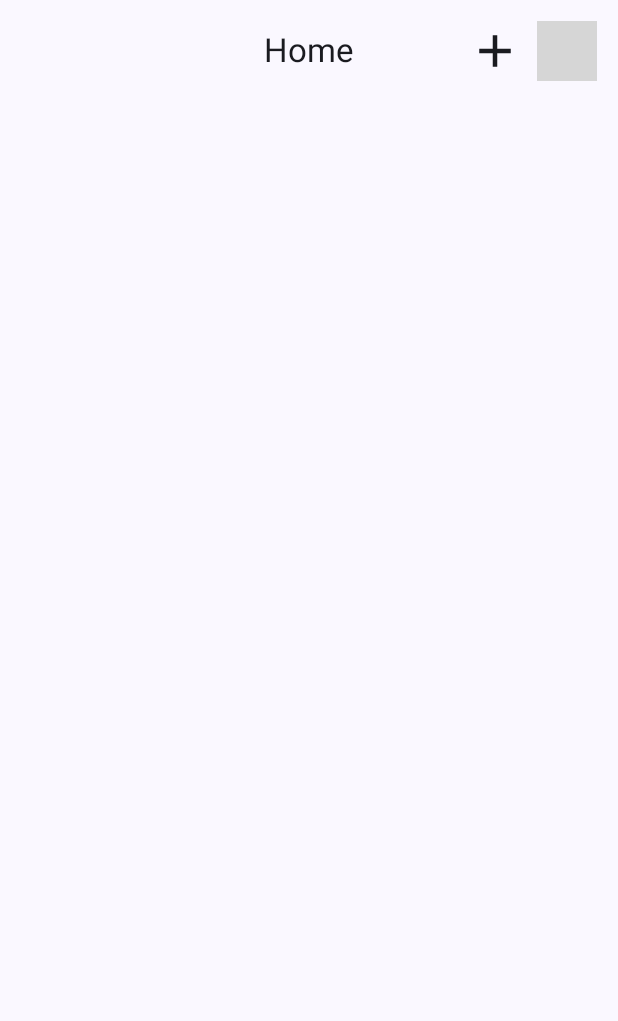
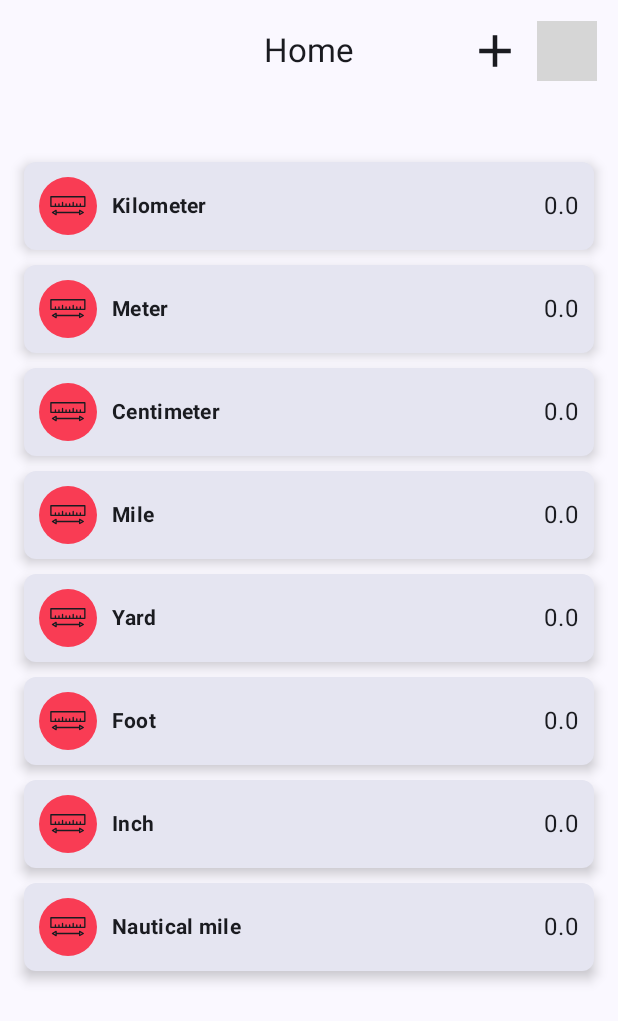
Before and after one commit to fernando-rauber/MeasureMe, an Android app built with Jetpack Compose: the screen it shows after launch (MainActivity), on a phone screen of 412 x 824 dp. Shown: the top 1021 px of the screen. Run offline under Robolectric (Android 15) with nearby library versions, the phone set to English and light mode, and no system bars; our stand-ins replace Room's generated code; grey boxes are pictures that could not be loaded.

Commit message:
Unit Card

```diff
--- a/app/src/main/java/uk/fernando/measure/activity/MainActivity.kt
+++ b/app/src/main/java/uk/fernando/measure/activity/MainActivity.kt
@@ -36,7 +36,7 @@ class MainActivity : ComponentActivity() {
                     Box(modifier = Modifier.padding(padding)) {
                         NavHost(
                             navController = controller,
-                            startDestination = Directions.home.name
+                            startDestination = Directions.splash.name
                         ) {
                             buildGraph(controller)
                         }
--- a/app/src/main/java/uk/fernando/measure/component/unit/UnitCard.kt
+++ b/app/src/main/java/uk/fernando/measure/component/unit/UnitCard.kt
@@ -1,26 +1,44 @@
 package uk.fernando.measure.component.unit
 
-import androidx.compose.foundation.layout.Column
-import androidx.compose.foundation.layout.Row
-import androidx.compose.foundation.layout.fillMaxWidth
-import androidx.compose.foundation.layout.padding
-import androidx.compose.material3.Icon
-import androidx.compose.material3.MaterialTheme
-import androidx.compose.material3.Surface
-import androidx.compose.material3.Text
-import androidx.compose.runtime.Composable
+import android.util.Log
+import androidx.compose.foundation.background
+import androidx.compose.foundation.border
+import androidx.compose.foundation.layout.*
+import androidx.compose.foundation.shape.CircleShape
+import androidx.compose.foundation.text.BasicTextField
+import androidx.compose.foundation.text.KeyboardActions
+import androidx.compose.foundation.text.KeyboardOptions
+import androidx.compose.material3.*
+import androidx.compose.runtime.*
+import androidx.compose.ui.Alignment
+import androidx.compose.ui.ExperimentalComposeUiApi
 import androidx.compose.ui.Modifier
+import androidx.compose.ui.focus.FocusRequester
+import androidx.compose.ui.focus.focusRequester
+import androidx.compose.ui.focus.onFocusChanged
+import androidx.compose.ui.focus.onFocusEvent
+import androidx.compose.ui.graphics.SolidColor
+import androidx.compose.ui.platform.LocalSoftwareKeyboardController
 import androidx.compose.ui.res.painterResource
-import androidx.compose.ui.res.stringResource
+import androidx.compose.ui.text.TextStyle
+import androidx.compose.ui.text.font.FontWeight
+import androidx.compose.ui.text.input.ImeAction
+import androidx.compose.ui.text.input.KeyboardType
+import androidx.compose.ui.text.style.TextAlign
 import androidx.compose.ui.unit.dp
 import androidx.compose.ui.unit.sp
 import uk.fernando.measure.R
-import uk.fernando.measure.model.MeasureUnitModel
+import uk.fernando.measure.component.MyAnimation
+import uk.fernando.measure.database.entity.LengthUnitEntity
+import uk.fernando.measure.ext.noRippleClickable
+import uk.fernando.measure.theme.red
 
 @Composable
-fun UnitCard(modifier: Modifier, unit: MeasureUnitModel) {
+fun UnitCard(unit: LengthUnitEntity, onDone: (Double) -> Unit) {
+    var canEdit by remember { mutableStateOf(false) }
+
     Surface(
-        modifier = modifier
+        modifier = Modifier
             .padding(top = 10.dp)
             .fillMaxWidth(),
         shadowElevation = 5.dp,
@@ -28,14 +46,96 @@ fun UnitCard(modifier: Modifier, unit: MeasureUnitModel) {
         shape = MaterialTheme.shapes.small
     ) {
 
-        Row(Modifier.padding(15.dp)) {
+        Row(Modifier.padding(10.dp),
+        verticalAlignment = Alignment.CenterVertically) {
 
-            Icon(painterResource(id = R.drawable.ic_settings), contentDescription = null )
+            Icon(
+                modifier = Modifier.background(red, CircleShape).padding(7.dp),
+                painter = painterResource(id = R.drawable.ic_ruler),
+                contentDescription = null)
+
+
             Text(
-                modifier = Modifier.padding(horizontal = 10.dp).weight(1f),
+                modifier = Modifier
+                    .padding(horizontal = 10.dp)
+                    .weight(0.5f),
                 text = unit.name,
-                style = MaterialTheme.typography.bodyMedium
+                style = MaterialTheme.typography.bodyMedium,
+                fontWeight = FontWeight.Bold
             )
+
+            MyAnimation(!canEdit) {
+                Text(
+                    modifier = Modifier.noRippleClickable { canEdit = true },
+                    text = "${unit.amount}"
+                )
+            }
+
+            MyAnimation(canEdit) {
+                MyTextField(
+                    value = unit.amount.toString(),
+                    onDone = {
+                        onDone(it)
+                        canEdit = false
+                    },
+                    lostFocus = { canEdit = false }
+                )
+            }
         }
     }
 }
+
+@OptIn(ExperimentalComposeUiApi::class)
+@Composable
+private fun MyTextField(
+    modifier: Modifier = Modifier,
+    value: String = "",
+    onDone: (Double) -> Unit,
+    lostFocus: () -> Unit
+) {
+    var textField by remember { mutableStateOf(value) }
+    val keyboardController = LocalSoftwareKeyboardController.current
+    val focusRequester = remember { FocusRequester() }
+    var isFocusActive = false
+
+    LaunchedEffect(Unit) {
+        focusRequester.requestFocus()
+    }
+
+    BasicTextField(modifier = modifier
+        .focusRequester(focusRequester)
+        .onFocusEvent {
+            if (it.isFocused)
+                isFocusActive = true
+            else if (isFocusActive && !it.isFocused)
+                lostFocus()
+        },
+        value = textField,
+        onValueChange = { textField = it },
+        keyboardOptions = KeyboardOptions(
+            keyboardType = KeyboardType.Decimal,
+            imeAction = ImeAction.Done
+        ),
+        keyboardActions = KeyboardActions(
+            onDone = {
+                if (textField.isNotEmpty()) {
+                    onDone(textField.toDouble())
+                    keyboardController?.hide()
+                }
+            }
+        ),
+        cursorBrush = SolidColor(MaterialTheme.colorScheme.primary),
+        textStyle = TextStyle.Default.copy(
+            color = MaterialTheme.colorScheme.onSurface,
+            fontSize = 18.sp,
+            textAlign = TextAlign.End
+        ),
+        decorationBox = { innerTextField ->
+            Row(verticalAlignment = Alignment.CenterVertically) {
+                Box(Modifier.padding(10.dp)) {
+                    innerTextField()
+                }
+            }
+        }
+    )
+}
--- a/app/src/main/java/uk/fernando/measure/database/dao/UnitDao.kt
+++ b/app/src/main/java/uk/fernando/measure/database/dao/UnitDao.kt
@@ -1,9 +1,6 @@
 package uk.fernando.measure.database.dao
 
-import androidx.room.Dao
-import androidx.room.OnConflictStrategy
-import androidx.room.Query
-import androidx.room.Update
+import androidx.room.*
 import kotlinx.coroutines.flow.Flow
 import uk.fernando.measure.database.entity.LengthUnitEntity
 
@@ -11,12 +8,12 @@ import uk.fernando.measure.database.entity.LengthUnitEntity
 interface UnitDao {
 
     @Query("SELECT * FROM ${LengthUnitEntity.NAME} ")
-    fun getUnitList(playerID: Long): Flow<List<LengthUnitEntity>>
+    fun getUnitList(): Flow<List<LengthUnitEntity>>
 
     @Update(onConflict = OnConflictStrategy.REPLACE)
     fun updateAll(list: List<LengthUnitEntity>)
 
-    @Update(onConflict = OnConflictStrategy.REPLACE)
+    @Insert(onConflict = OnConflictStrategy.REPLACE)
     fun insertAll(list: List<LengthUnitEntity>)
 
 }
--- a/app/src/main/java/uk/fernando/measure/database/entity/LengthUnitEntity.kt
+++ b/app/src/main/java/uk/fernando/measure/database/entity/LengthUnitEntity.kt
@@ -1,10 +1,12 @@
 package uk.fernando.measure.database.entity
 
 import androidx.room.Entity
+import androidx.room.PrimaryKey
 import java.io.Serializable
 
 @Entity(tableName = LengthUnitEntity.NAME)
 data class LengthUnitEntity(
+    @PrimaryKey
     val id: Int = 0,
     val name: String = "",
     val multiple: Double = 0.0,
--- a/app/src/main/java/uk/fernando/measure/di/KoinModule.kt
+++ b/app/src/main/java/uk/fernando/measure/di/KoinModule.kt
@@ -12,6 +12,7 @@ import uk.fernando.measure.database.MyDatabase
 import uk.fernando.measure.datastore.PrefsStore
 import uk.fernando.measure.datastore.PrefsStoreImpl
 import uk.fernando.measure.repository.FirstTimeRepository
+import uk.fernando.measure.repository.UnitRepository
 import uk.fernando.measure.viewmodel.HomeViewModel
 import uk.fernando.measure.viewmodel.SplashViewModel
 
@@ -46,12 +47,13 @@ object KoinModule {
     private val repositoryModule: Module
         get() = module {
             factory { FirstTimeRepository(get()) }
+            factory { UnitRepository(get()) }
         }
 
     private val viewModelModule: Module
         get() = module {
 
-            viewModel { HomeViewModel() }
+            viewModel { HomeViewModel(get()) }
             viewModel { SplashViewModel(get(), get()) }
         }
 
--- a/app/src/main/java/uk/fernando/measure/model/MeasureUnitModel.kt
+++ /dev/null
@@ -1,9 +0,0 @@
-package uk.fernando.measure.model
-
-data class MeasureUnitModel(
-    val name: String = "",
-    val abbreviation : String = "",
-    val multiple: Double = 0.0,
-    val position: Int = 1,
-    var amount: Double = 0.0
-)
--- a/app/src/main/java/uk/fernando/measure/page/HomePage.kt
+++ b/app/src/main/java/uk/fernando/measure/page/HomePage.kt
@@ -15,6 +15,7 @@ import androidx.navigation.NavController
 import org.koin.androidx.compose.getViewModel
 import uk.fernando.measure.R
 import uk.fernando.measure.component.NavigationBarTop
+import uk.fernando.measure.component.unit.UnitCard
 import uk.fernando.measure.ext.safeNav
 import uk.fernando.measure.navigation.Directions
 import uk.fernando.measure.viewmodel.HomeViewModel
@@ -63,13 +64,18 @@ private fun NavigationBar(navController: NavController) {
 
 @Composable
 private fun MeasureList(modifier: Modifier, viewModel: HomeViewModel) {
-    LazyColumn(
-        contentPadding = PaddingValues(start = 16.dp, end = 16.dp, bottom = 32.dp),
-        modifier = modifier
-    ) {
+    if (viewModel.lengthUnit.value.isNotEmpty()) {
+        LazyColumn(
+            contentPadding = PaddingValues(start = 16.dp, end = 16.dp, bottom = 32.dp),
+            modifier = modifier
+        ) {
 
-        items(viewModel.measures.value) { measure ->
-
+            items(viewModel.lengthUnit.value) { unit ->
+                UnitCard(unit = unit) { newAmount ->
+                    unit.amount = newAmount
+                    viewModel.updateUnit(unit)
+                }
+            }
         }
     }
 }
--- /dev/null
+++ b/app/src/main/java/uk/fernando/measure/repository/UnitRepository.kt
@@ -0,0 +1,19 @@
+package uk.fernando.measure.repository
+
+import kotlinx.coroutines.Dispatchers
+import kotlinx.coroutines.withContext
+import uk.fernando.measure.database.dao.UnitDao
+import uk.fernando.measure.database.entity.LengthUnitEntity
+
+class UnitRepository(private val dao: UnitDao) {
+
+    suspend fun getUnitList() = withContext(Dispatchers.IO) {
+        dao.getUnitList()
+    }
+
+    suspend fun updateAll(list: List<LengthUnitEntity>) {
+        withContext(Dispatchers.IO) {
+            dao.updateAll(list)
+        }
+    }
+}
--- a/app/src/main/java/uk/fernando/measure/viewmodel/HomeViewModel.kt
+++ b/app/src/main/java/uk/fernando/measure/viewmodel/HomeViewModel.kt
@@ -1,47 +1,48 @@
 package uk.fernando.measure.viewmodel
 
 import androidx.compose.runtime.mutableStateOf
-import uk.fernando.measure.model.MeasureUnitModel
+import uk.fernando.measure.database.entity.LengthUnitEntity
+import uk.fernando.measure.repository.UnitRepository
+import java.math.RoundingMode
+import java.text.DecimalFormat
 
 
-class HomeViewModel : BaseViewModel() {
+class HomeViewModel(private val rep: UnitRepository) : BaseViewModel() {
 
-    val measures = mutableStateOf(emptyList<MeasureUnitModel>())
-
+    val lengthUnit = mutableStateOf(emptyList<LengthUnitEntity>())
 
     init {
-        val list = mutableListOf<MeasureUnitModel>()
-
-        list.add(MeasureUnitModel("Kilometer", "km", 1.0, 1, 1.0))
-        list.add(MeasureUnitModel("Meter", "m", 1000.0, 2))
-        list.add(MeasureUnitModel("Centimeter", "", 100000.0, 3))
-        list.add(MeasureUnitModel("Millimeter", "", 10.0, 4))
-        list.add(MeasureUnitModel("Micrometer", "", 10.0, 5))
-        list.add(MeasureUnitModel("Nanometer", "", 10.0, 6))
-        list.add(MeasureUnitModel("Mile", "", 1.609, 7))
-        list.add(MeasureUnitModel("Yard", "", 1094.0, 8))
-        list.add(MeasureUnitModel("Foot", "", 3281.0, 9))
-        list.add(MeasureUnitModel("Inch", "", 39370.0, 10))
-        list.add(MeasureUnitModel("Nautical mile", "", 1.852, 11))
-
-        measures.value = list
-
+        launchDefault {
+            rep.getUnitList().collect() { unitList ->
+                lengthUnit.value = unitList
+            }
+        }
     }
 
 
-    fun updateUnit(unit: MeasureUnitModel) {
-        measures.value.find { it.name == unit.name }?.apply {
-            this.amount = unit.amount
-        }
-
+    fun updateUnit(unit: LengthUnitEntity) {
         val km = unit.amount / unit.multiple
         updateAmount(km)
     }
 
     private fun updateAmount(baseUnit: Double) {
+        launchIO {
+            val backupList = lengthUnit.value
 
-        measures.value.forEach { unit ->
-            unit.amount = unit.multiple * baseUnit
+            backupList.forEach { unit ->
+                unit.amount = roundOffDecimal(unit.multiple * baseUnit)
+            }
+
+            rep.updateAll(backupList)
+
+            lengthUnit.value = emptyList()
+            lengthUnit.value = backupList
         }
     }
+
+    private fun roundOffDecimal(number: Double): Double {
+        val df = DecimalFormat("#.###")
+        df.roundingMode = RoundingMode.CEILING
+        return df.format(number).toDouble()
+    }
 }
--- /dev/null
+++ b/app/src/main/res/drawable/ic_ruler.xml
@@ -0,0 +1,7 @@
+<vector android:height="24dp" android:viewportHeight="579.19"
+    android:viewportWidth="579" android:width="24dp" xmlns:android="http://schemas.android.com/apk/res/android">
+    <path android:fillColor="#000000" android:fillType="nonZero"
+        android:pathData="M571.2,294.79L571.2,140.93C571.2,135.01 566.4,130.21 560.48,130.21L14.5,130.21C8.59,130.21 3.78,135.01 3.78,140.93L3.78,294.79C3.78,300.71 8.59,305.52 14.5,305.52L560.48,305.52C566.4,305.52 571.2,300.71 571.2,294.79ZM498.83,284.07L498.83,257.59C498.83,251.67 494.02,246.87 488.11,246.87C482.19,246.87 477.38,251.67 477.38,257.59L477.38,284.07L441.57,284.07L441.57,257.59C441.57,251.67 436.77,246.87 430.85,246.87C424.93,246.87 420.13,251.67 420.13,257.59L420.13,284.07L383.99,284.07L383.99,233.46C383.99,227.55 379.19,222.74 373.27,222.74C367.35,222.74 362.55,227.55 362.55,233.46L362.55,284.07L326.73,284.07L326.73,257.59C326.73,251.67 321.93,246.87 316.01,246.87C310.09,246.87 305.29,251.67 305.29,257.59L305.29,284.07L269.37,284.07L269.37,257.59C269.37,251.67 264.57,246.87 258.65,246.87C252.73,246.87 247.92,251.67 247.92,257.59L247.92,284.07L212.43,284.07L212.43,233.46C212.43,227.55 207.63,222.74 201.71,222.74C195.79,222.74 190.99,227.55 190.99,233.46L190.99,284.07L155.18,284.07L155.18,257.59C155.18,251.67 150.37,246.87 144.45,246.87C138.54,246.87 133.73,251.67 133.73,257.59L133.73,284.07L97.92,284.07L97.92,257.59C97.92,251.67 93.12,246.87 87.2,246.87C81.28,246.87 76.47,251.67 76.47,257.59L76.47,284.07L25.55,284.07L25.55,151.65L549.76,151.65L549.76,284.07ZM498.83,284.07" android:strokeColor="#00000000"/>
+    <path android:fillColor="#000000" android:fillType="nonZero"
+        android:pathData="M466.02,428.07C466.02,433.99 470.82,438.79 476.74,438.79C479.29,438.79 481.77,437.88 483.71,436.22L541.4,403.09C546.52,400.12 548.26,393.56 545.29,388.43C544.36,386.81 543,385.47 541.4,384.54L482.1,350.34C476.98,347.38 470.41,349.13 467.46,354.26C466.51,355.9 466.01,357.77 466.02,359.67L466.02,383.15L108.97,383.15L108.97,359.67C108.99,353.75 104.21,348.92 98.29,348.9C96.39,348.89 94.52,349.39 92.89,350.34L33.59,384.54C28.47,387.51 26.73,394.07 29.7,399.2C30.63,400.82 31.98,402.16 33.59,403.09L92.89,437.29C98.01,440.25 104.57,438.49 107.53,433.37C108.47,431.73 108.98,429.86 108.97,427.96L108.97,404.48L466.02,404.48ZM87.52,409.52L60.4,393.87L87.52,378.21ZM487.46,378.21L514.59,393.87L487.46,409.52C487.46,409.52 487.46,378.21 487.46,378.21ZM487.46,378.21" android:strokeColor="#00000000"/>
+</vector>
```
Also changed, not shown: app/src/main/java/uk/fernando/measure/repository/FirstTimeRepository.kt (+4 -4 lines).
